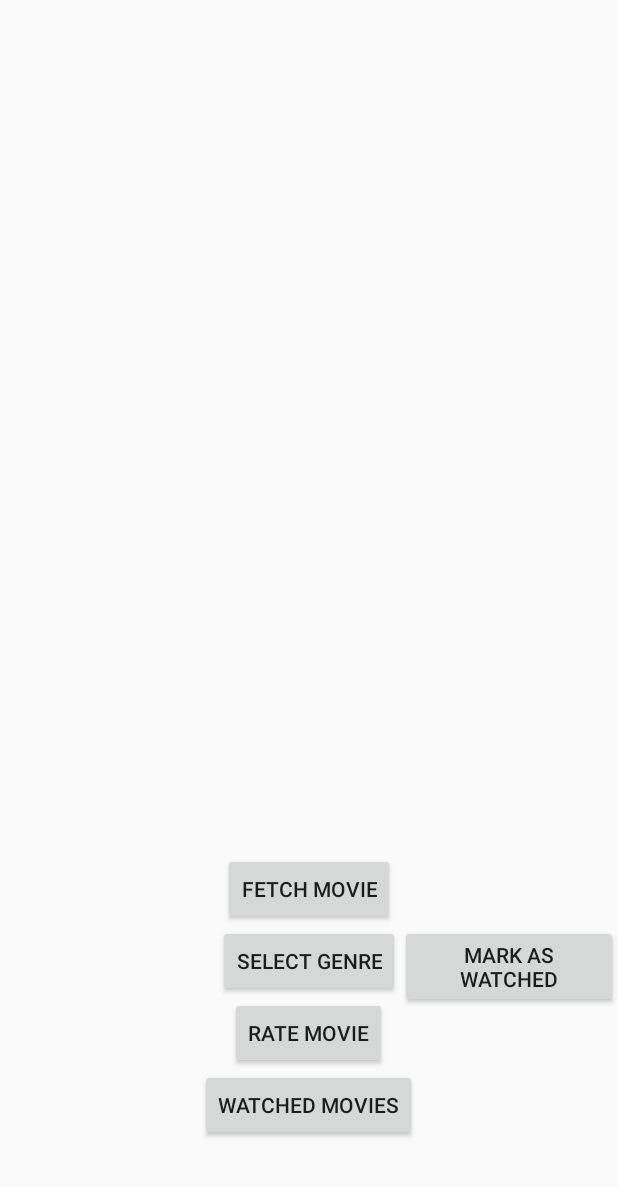
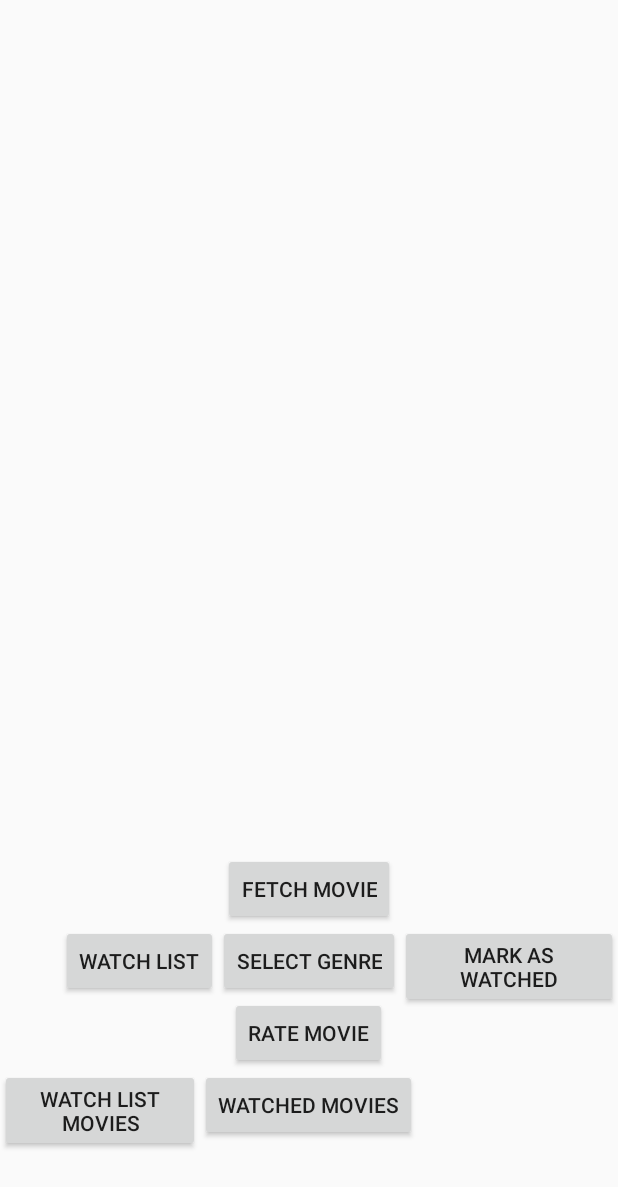
Before and after one commit to JorgeSLT/MovieChooser, an Android app built with Jetpack Compose: the screen it shows after launch (MainActivity), on a phone screen of 412 x 824 dp. Shown: the top 1187 px of the screen. Run offline under Robolectric (Android 15) with nearby library versions, the phone set to English and light mode, and no system bars; our stand-ins replace Room's generated code; pictures from the network do not load.

Commit message:
Watchlist

```diff
--- a/app/src/main/java/com/example/moviechooser/MainActivity.kt
+++ b/app/src/main/java/com/example/moviechooser/MainActivity.kt
@@ -30,6 +30,8 @@ class MainActivity : AppCompatActivity() {
     private lateinit var movieImageView: ImageView
     private lateinit var selectGenreButton: Button
     private lateinit var watchedButton: Button
+    private lateinit var watchlistMovieButton: Button
+    private lateinit var watchlistButton: Button
     private var selectedGenre: String = ""
     private var currentMovieId: Int = -1
 
@@ -37,6 +39,10 @@ class MainActivity : AppCompatActivity() {
 
     private val watchedMovies: MutableSet<String> by lazy {
         getSharedPreferences("MovieChooserPrefs", MODE_PRIVATE).getStringSet("watchedMovies", mutableSetOf()) ?: mutableSetOf()
+    }
+
+    private val watchlistMovies: MutableSet<String> by lazy {
+        getSharedPreferences("MovieChooserPrefs", MODE_PRIVATE).getStringSet("watchlistMovies", mutableSetOf()) ?: mutableSetOf()
     }
 
     private val genreMap = mapOf(
@@ -73,6 +79,8 @@ class MainActivity : AppCompatActivity() {
         selectGenreButton = findViewById(R.id.button_select_genre)
         movieTextView = findViewById(R.id.textView_movie)
         movieImageView = findViewById(R.id.imageView_movie)
+        watchlistMovieButton = findViewById(R.id.button_mark_watchlist)
+        watchlistButton = findViewById(R.id.watch_list)
 
         if (isFirstTime()) {
             lifecycleScope.launch(Dispatchers.IO) {
@@ -97,6 +105,15 @@ class MainActivity : AppCompatActivity() {
             markMovieAsWatched()
         }
 
+        watchlistMovieButton.setOnClickListener {
+            markMovieAsWatchlist()
+        }
+
+        watchlistButton.setOnClickListener {
+            val intent = Intent(this, WatchlistActivity::class.java)
+            startActivity(intent)
+        }
+
         rateButton.setOnClickListener {
             showRatingDialog()
         }
@@ -112,7 +129,16 @@ class MainActivity : AppCompatActivity() {
             watchedMovies.add(currentMovieId.toString())
             getSharedPreferences("MovieChooserPrefs", MODE_PRIVATE).edit()
                 .putStringSet("watchedMovies", watchedMovies).apply()
-            movieTextView.text = "${currentMovieId}"
+            movieTextView.text = "Marked as watched}"
+        }
+    }
+
+    private fun markMovieAsWatchlist() {
+        if (currentMovieId != -1) {
+            watchlistMovies.add(currentMovieId.toString())
+            getSharedPreferences("MovieChooserPrefs", MODE_PRIVATE).edit()
+                .putStringSet("watchlistMovies", watchlistMovies).apply()
+            movieTextView.text = "Added to watchlist"
         }
     }
 
--- a/app/src/main/res/layout/activity_main.xml
+++ b/app/src/main/res/layout/activity_main.xml
@@ -26,6 +26,15 @@
         android:text="Fetch Movie"
         android:layout_below="@id/textView_movie"
         android:layout_centerHorizontal="true" />
+
+    <Button
+        android:id="@+id/button_mark_watchlist"
+        android:layout_width="wrap_content"
+        android:layout_height="wrap_content"
+        android:text="Watch list"
+        android:layout_below="@id/button_fetch"
+        android:layout_toStartOf="@id/button_select_genre"
+        android:layout_centerHorizontal="true"/>
 
     <Button
         android:id="@+id/button_select_genre"
@@ -61,6 +70,15 @@
         android:layout_below="@id/button_rate"
         android:layout_centerHorizontal="true"/>
 
+    <Button
+        android:id="@+id/watch_list"
+        android:layout_width="wrap_content"
+        android:layout_height="wrap_content"
+        android:text="Watch list movies"
+        android:layout_below="@id/button_rate"
+        android:layout_toStartOf="@id/watched_movies"
+        android:layout_centerHorizontal="true"/>
+
 
 
 </RelativeLayout>
```
Also changed, not shown: app/src/main/AndroidManifest.xml (+7 -0 lines), app/src/main/java/com/example/moviechooser/WatchlistActivity.kt (added, +125 -0 lines), app/src/main/res/layout/activity_watchlist.xml (added, +42 -0 lines).
